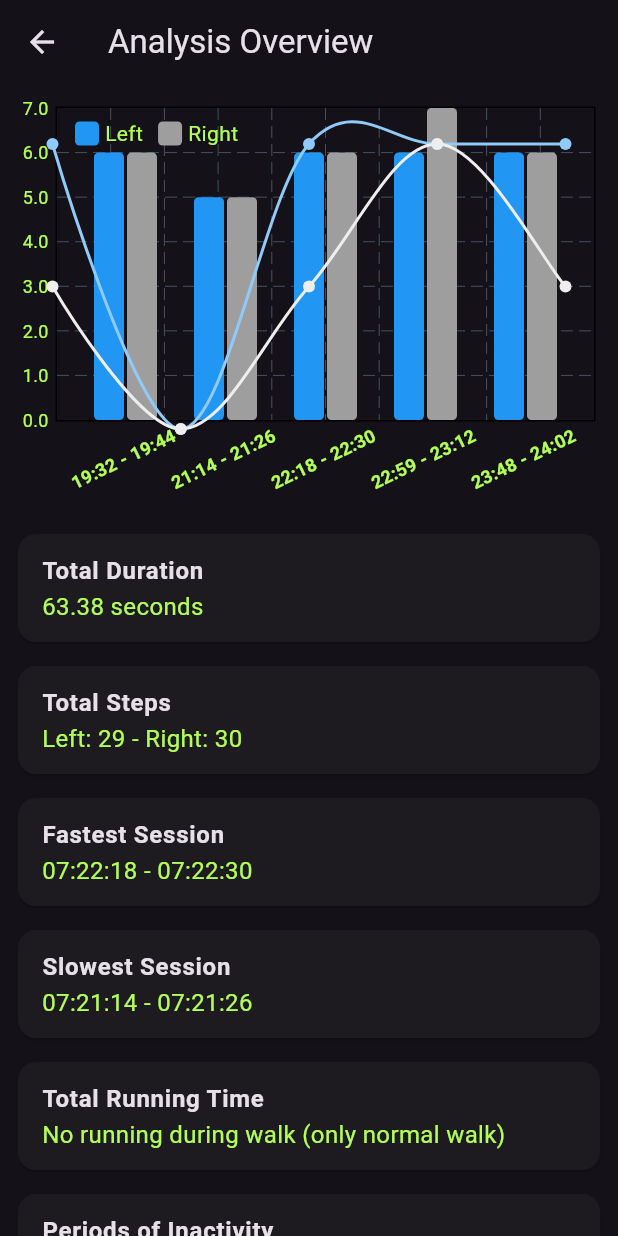
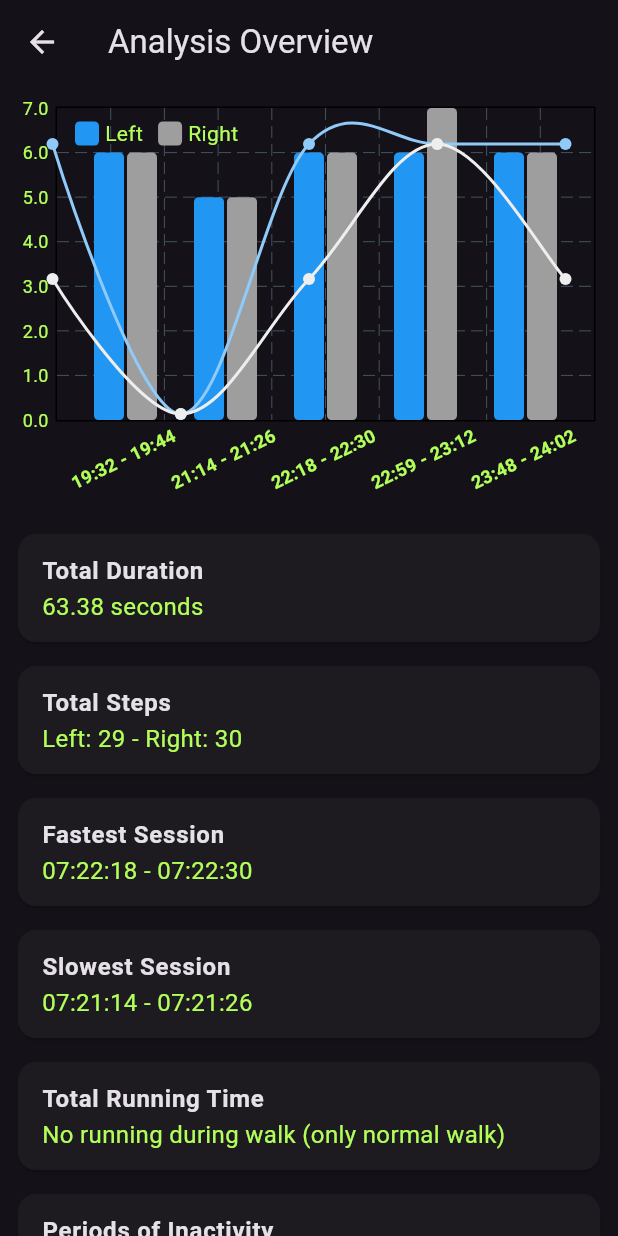
Before and after one commit to arifhaidari/step_detection_flutter, a Flutter app: the CombinedAnalysisScreen screen opened directly, on a phone screen of 412 x 824 dp. Run offline on Flutter 3.47's test engine with Material 3 defaults, Android fonts, the phone set to English and light mode, and no system bars; drawn by our look-alikes of fl_chart; our stand-ins replace dio, file_picker, lucide_icons, permission_handler; missing offline and left inert: pluto_grid.

Commit message:
release a new apk

```diff
--- a/lib/screens/prediction_analysis_screen.dart
+++ b/lib/screens/prediction_analysis_screen.dart
@@ -45,11 +45,11 @@ class _CombinedAnalysisScreenState extends State<CombinedAnalysisScreen> {
                     children: [
                       StepBarChart(measurements: data),
                       Padding(
-                        padding: const EdgeInsets.fromLTRB(20, 25, 20, 35),
+                        padding: const EdgeInsets.fromLTRB(20, 25, 20, 45),
                         child: StepLineChart(measurements: data, isLeftSteps: true),
                       ),
                       Padding(
-                        padding: const EdgeInsets.fromLTRB(20, 25, 20, 35),
+                        padding: const EdgeInsets.fromLTRB(20, 25, 20, 45),
                         child: StepLineChart(measurements: data, isLeftSteps: false),
                       ),
                       Positioned(
--- a/pubspec.yaml
+++ b/pubspec.yaml
@@ -15,7 +15,7 @@ publish_to: "none" # Remove this line if you wish to publish to pub.dev
 # In iOS, build-name is used as CFBundleShortVersionString while build-number used as CFBundleVersion.
 # Read more about iOS versioning at
 # https://developer.apple.com/library/archive/documentation/General/Reference/InfoPlistKeyReference/Articles/CoreFoundationKeys.html
-version: 1.0.0+1
+version: 1.1.0+1
 
 environment:
   sdk: ">=2.17.0 <3.0.0"
```
